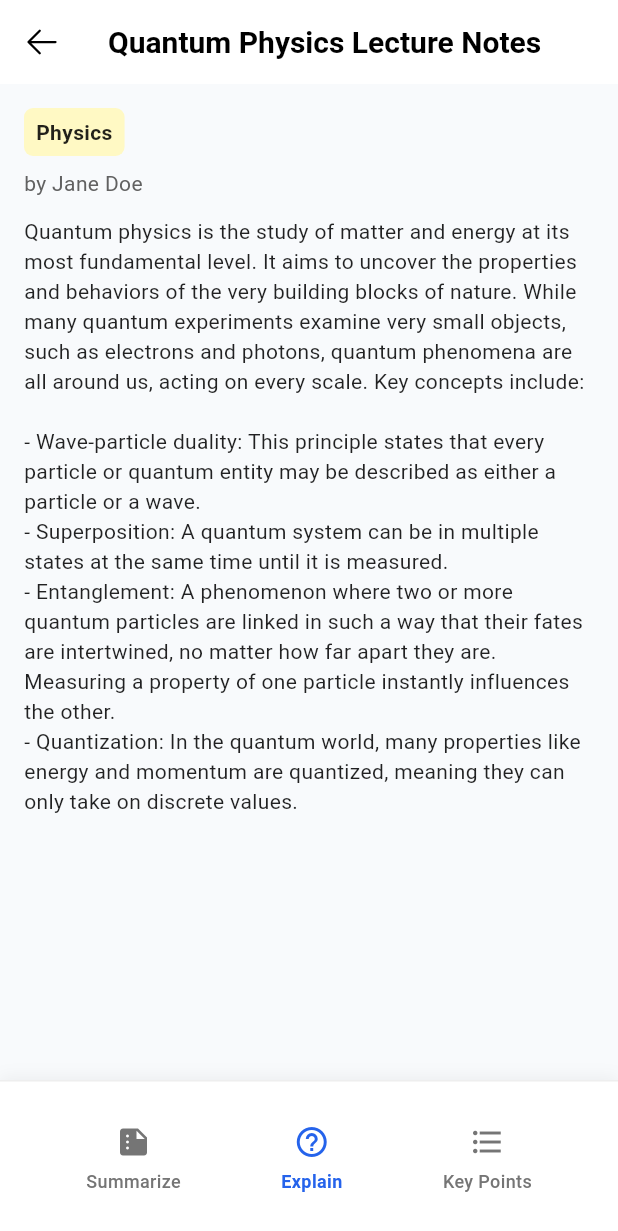
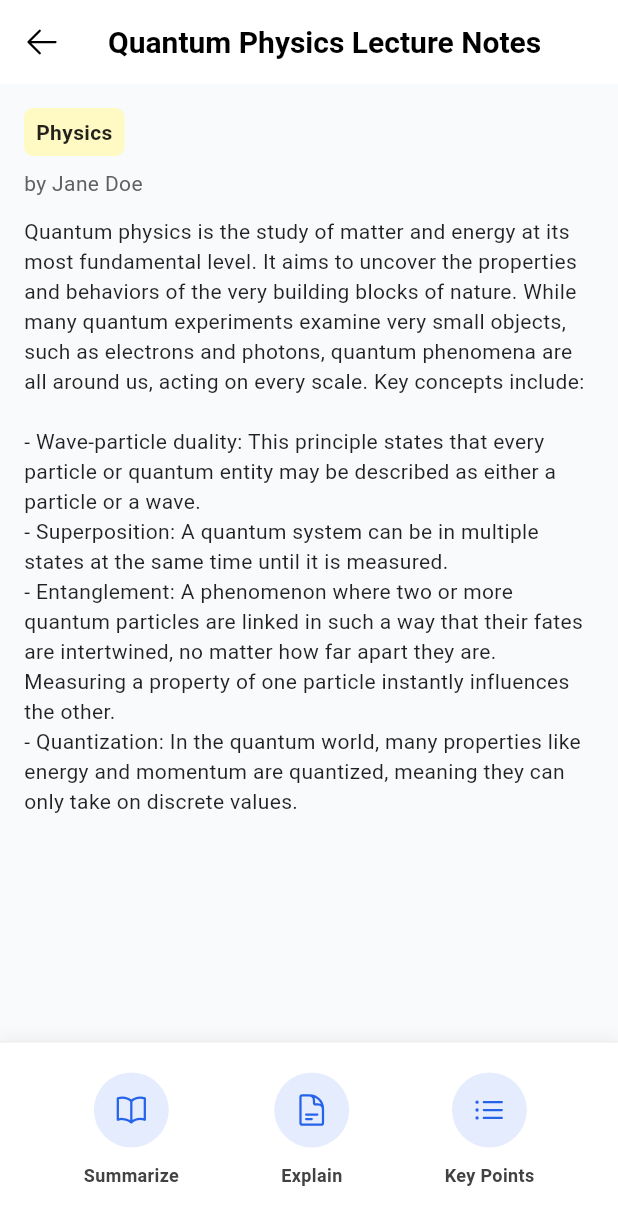
Before and after one commit to barshanpoddar/campusOwl-new, a Flutter app: the NoteDetailScreen screen opened directly with sample values from the repository, on a phone screen of 412 x 824 dp. Shown: the top 1231 px of the screen. Run offline on Flutter 3.47's test engine with Material 3 defaults, Android fonts, the phone set to English and light mode, and no system bars; our stand-ins replace flutter_svg, internet_connection_checker, shared_preferences; accounts and stored records are empty; Roboto replaces fonts that are missing (Poppins).

Commit message:
Refactor: Improve action button layout and loading indicator in NoteDetailScreen

```diff
--- a/lib/screens/note_detail_screen.dart
+++ b/lib/screens/note_detail_screen.dart
@@ -136,40 +136,58 @@ class _NoteDetailScreenState extends State<NoteDetailScreen> {
     required bool isActive,
   }) {
     final theme = Theme.of(context);
-    final color = isActive ? theme.primaryColor : Colors.grey[600];
 
     return InkWell(
       onTap: onTap,
       borderRadius: BorderRadius.circular(12),
       child: Container(
-        padding: const EdgeInsets.symmetric(horizontal: 20, vertical: 12),
+        padding: const EdgeInsets.symmetric(horizontal: 8, vertical: 4),
         child: Column(
           mainAxisSize: MainAxisSize.min,
           children: [
-            if (_loading)
-              const SizedBox(
-                width: 24,
-                height: 24,
-                child: CircularProgressIndicator(strokeWidth: 2),
-              )
-            else
-              Icon(
-                icon,
-                size: 24,
-                color: color,
+            // circular icon background (same for all options)
+            Container(
+              width: 50,
+              height: 50,
+              decoration: BoxDecoration(
+                color: theme.primaryColor.withValues(alpha: 0.12),
+                shape: BoxShape.circle,
               ),
-            const SizedBox(height: 6),
+              child: Center(
+                child: _loading
+                    ? const SizedBox(width: 20, height: 20, child: CircularProgressIndicator(strokeWidth: 2))
+                    : AppIcon(
+                        assetName: _assetNameForIcon(icon),
+                        icon: icon,
+                        size: 24,
+                        color: theme.primaryColor,
+                      ),
+              ),
+            ),
+            const SizedBox(height: 10),
             Text(
               label,
               style: TextStyle(
                 fontSize: 12,
-                fontWeight: isActive ? FontWeight.w600 : FontWeight.w500,
-                color: color,
+                fontWeight: FontWeight.w600,
+                color: Colors.grey[800],
               ),
             ),
+            const SizedBox(height: 6),
+            const SizedBox(height: 6),
           ],
         ),
       ),
     );
   }
+
+  // Map IconData choices to local asset names when available.
+  String? _assetNameForIcon(IconData icon) {
+    // Prefer SVG asset names that exist in assets/icons/
+    if (icon == Icons.summarize || icon == Icons.description) return 'book_open';
+    if (icon == Icons.help_outline || icon == Icons.question_mark) return 'document_text';
+    if (icon == Icons.format_list_bulleted || icon == Icons.list) return 'list_bullet';
+    // fallback - try common names
+    return null;
+  }
 }
```
